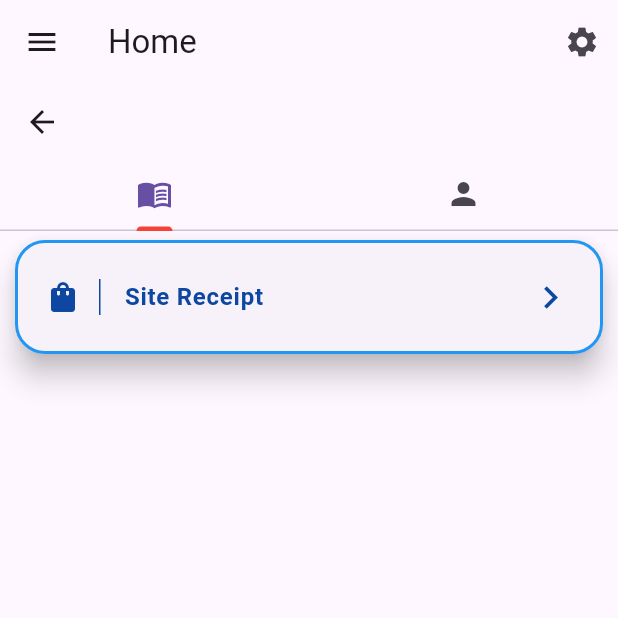
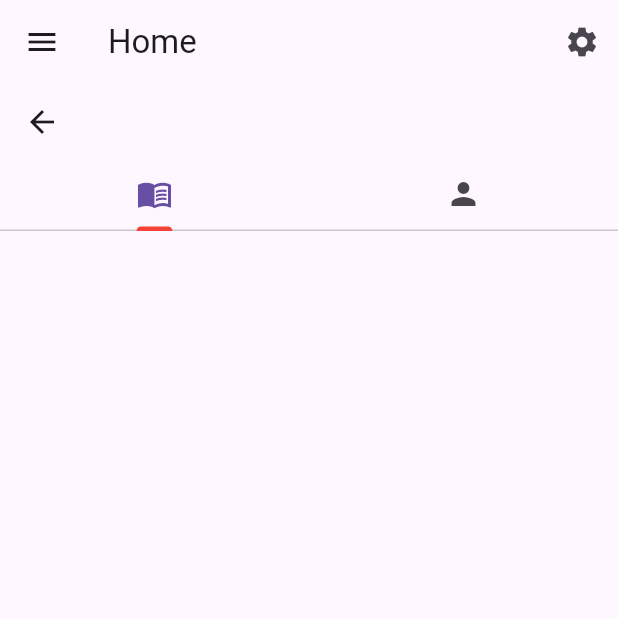
Before and after one commit to DinSDS2000/MWS-FRONTEND, a Flutter app: the Home screen opened by its route, on a phone screen of 412 x 824 dp, the top half of it. Run offline on Flutter 3.47's test engine with Material 3 defaults, Android fonts, the light colour scheme and no system bars; our stand-ins replace image_picker, local_auth, modal_progress_hud_nsn, shared_preferences; missing offline and left inert: barcode_scan2, flutter_udid, flutter_whatsnew; accounts and stored records are empty; network calls fail.

Commit message:
sphinx hide site receipt

```diff
--- a/MWS/lib/utils/globals.dart
+++ b/MWS/lib/utils/globals.dart
@@ -21,7 +21,7 @@ bool epiisenableiacceptinventoryrequest = false;
 bool epiisenablejobtoinventory = false;
 bool epiisenablejobtosalvage = false;
 bool epiisenableporeceipt = false;
-bool epiisenablesitereceipt = true;
+bool epiisenablesitereceipt = false;
 bool epiisenableissueassembly = false;
 bool epiisenablereturnassembly = false;
 bool epiisenablesplitmergeuom = false;
```
Also changed, not shown: 1 other file.
